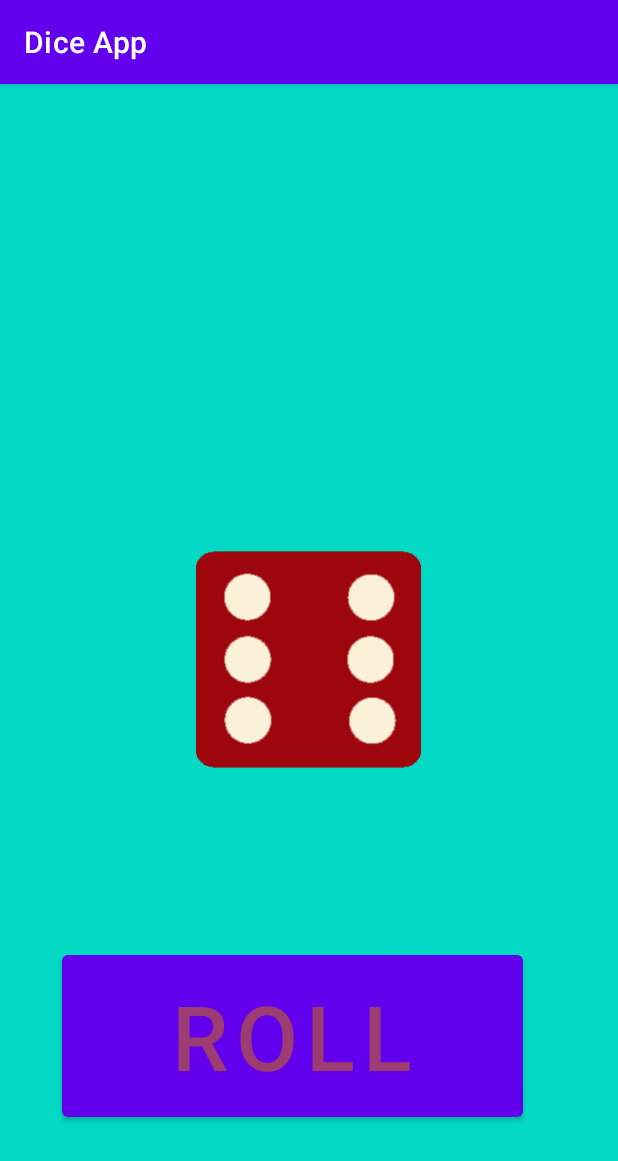
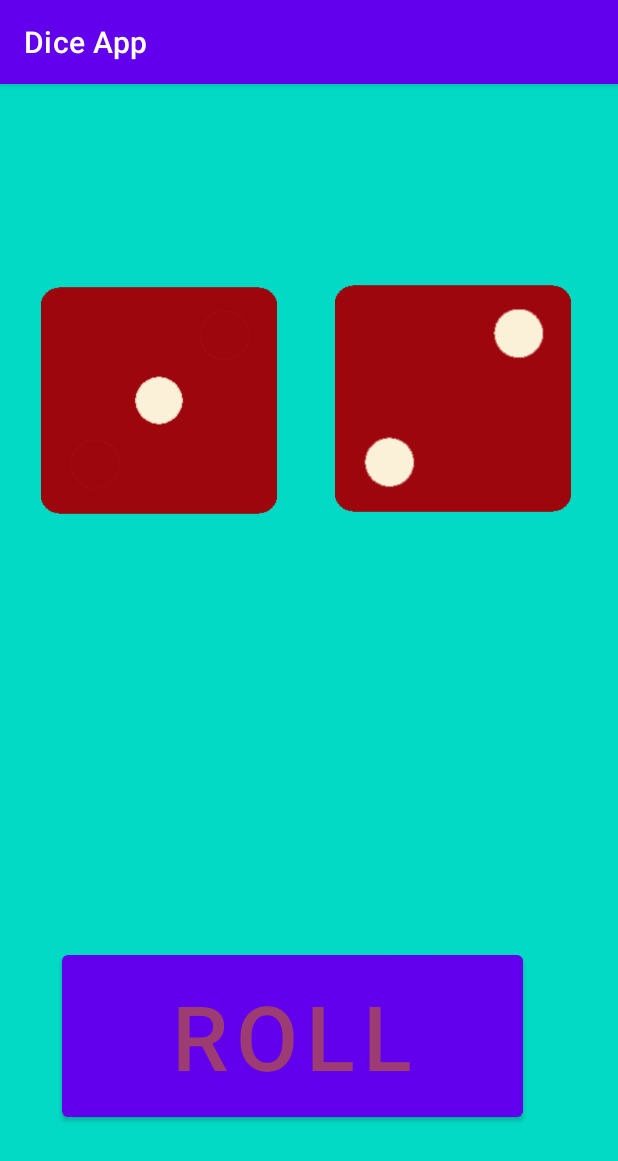
Before and after one commit to botirmasharipov/Dice-Game-Kotlin, an Android app: the screen it shows after launch (MainActivity), on a phone screen of 412 x 824 dp. Shown: the top 1161 px of the screen. Run offline under Robolectric (Android 15) with nearby library versions, the phone set to English and light mode, and no system bars; 1 statement that could not run was skipped.

Commit message:
edit-ImageView

```diff
--- a/app/src/main/res/layout/activity_main.xml
+++ b/app/src/main/res/layout/activity_main.xml
@@ -8,13 +8,36 @@
 
     tools:context=".MainActivity">
 
+<!--    <ImageView-->
+<!--        android:id="@+id/dice_img"-->
+<!--        android:layout_width="150dp"-->
+<!--        android:layout_height="150dp"-->
+<!--        android:layout_centerInParent="true"-->
+<!--        android:contentDescription="@string/dice_img"-->
+<!--        android:src="@drawable/dice6" />-->
+
+
+
     <ImageView
-        android:id="@+id/dice_img"
-        android:layout_width="150dp"
-        android:layout_height="150dp"
-        android:layout_centerInParent="true"
-        android:contentDescription="@string/dice_img"
-        android:src="@drawable/dice6" />
+        android:id="@+id/dice_img1"
+        android:layout_width="157dp"
+        android:layout_height="171dp"
+        android:layout_alignParentStart="true"
+        android:layout_alignParentTop="true"
+        android:layout_marginStart="27dp"
+        android:layout_marginTop="125dp"
+        app:srcCompat="@drawable/dice1" />
+
+    <ImageView
+        android:id="@+id/dice_img2"
+        android:layout_width="157dp"
+        android:layout_height="171dp"
+        android:layout_alignParentTop="true"
+        android:layout_alignParentEnd="true"
+        android:layout_marginTop="124dp"
+        android:layout_marginEnd="31dp"
+        app:srcCompat="@drawable/dice2" />
+
 
     <Button
 
```
